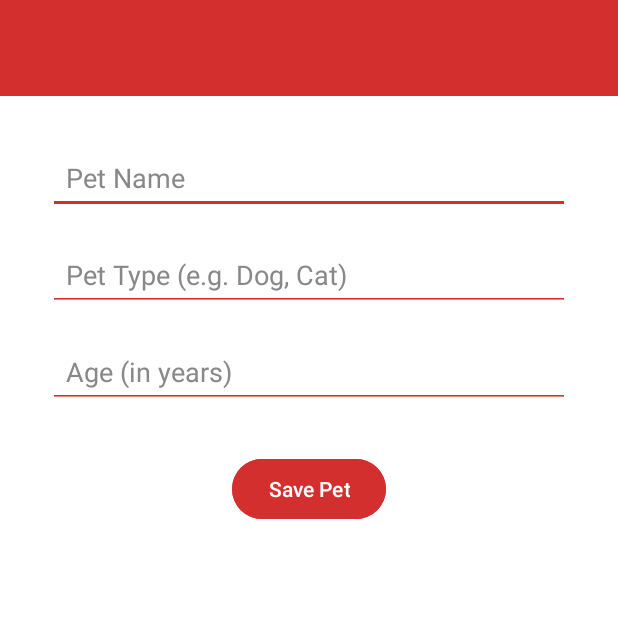
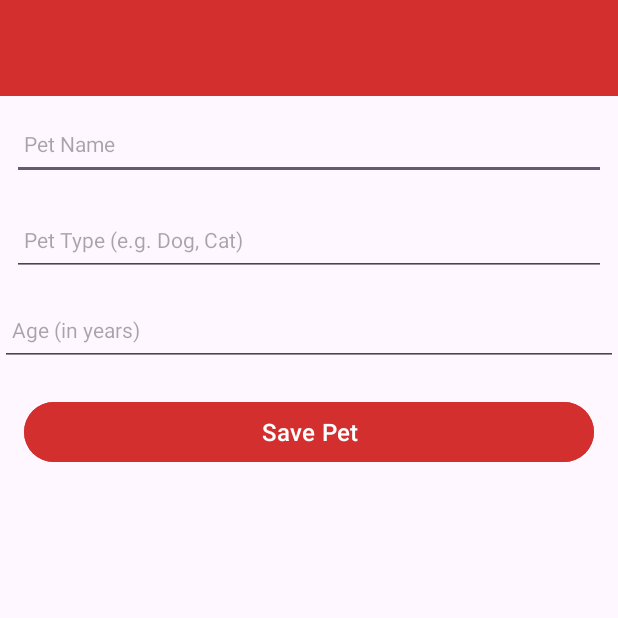
Before and after one commit to ChrisKelleher1947/Mobile-App-CA1, an Android app: the screen it shows after launch (PetCareActivity), on a phone screen of 412 x 824 dp, the top half of it. Run offline under Robolectric (Android 15) with nearby library versions, the phone set to English and light mode, and no system bars; our stand-ins replace Timber; 1 statement that could not run was skipped.

Commit message:
Updated Strings and Activity UI

```diff
--- a/app/src/main/res/layout/activity_petcare.xml
+++ b/app/src/main/res/layout/activity_petcare.xml
@@ -3,91 +3,99 @@
     xmlns:android="http://schemas.android.com/apk/res/android"
     xmlns:app="http://schemas.android.com/apk/res-auto"
     xmlns:tools="http://schemas.android.com/tools"
-    android:id="@+id/main"
     android:layout_width="match_parent"
     android:layout_height="match_parent"
-    android:background="@color/colorPrimary"
-    tools:context=".activities.PetCareActivity">
+    tools:context="org.wit.petcare.activities.PetCareActivity">
 
-    <!-- 🧭 Toolbar -->
-    <androidx.appcompat.widget.Toolbar
-        android:id="@+id/toolbar"
-        android:layout_width="0dp"
+    <RelativeLayout
+        android:layout_width="match_parent"
+        android:layout_height="wrap_content"
+        app:layout_constraintBottom_toBottomOf="parent"
+        app:layout_constraintTop_toTopOf="parent">
+
+        <com.google.android.material.appbar.AppBarLayout
+            android:id="@+id/appBarLayout"
+            android:layout_width="match_parent"
             android:layout_height="wrap_content"
             android:background="@color/colorAccent"
-        android:theme="@style/ThemeOverlay.AppCompat.Dark.ActionBar"
-        android:title="@string/toolbar_title"
-        android:titleTextColor="@color/colorPrimary"
-        app:titleTextAppearance="@style/TextAppearance.AppCompat.Large"
-        app:layout_constraintTop_toTopOf="parent"
-        app:layout_constraintStart_toStartOf="parent"
-        app:layout_constraintEnd_toEndOf="parent" />
+            android:fitsSystemWindows="true"
+            app:elevation="0dip"
+            app:theme="@style/ThemeOverlay.AppCompat.Dark.ActionBar">
 
-    <!-- 🐶 Pet Name -->
+            <androidx.appcompat.widget.Toolbar
+                android:id="@+id/toolbarAdd"
+                android:layout_width="match_parent"
+                android:layout_height="wrap_content"
+                app:titleTextColor="@color/colorPrimary" />
+        </com.google.android.material.appbar.AppBarLayout>
+
+        <ScrollView
+            android:layout_width="match_parent"
+            android:layout_height="match_parent"
+            android:layout_below="@id/appBarLayout"
+            android:fillViewport="true">
+
+            <LinearLayout
+                android:layout_width="match_parent"
+                android:layout_height="wrap_content"
+                android:orientation="vertical">
+
                 <EditText
                     android:id="@+id/petName"
-        android:layout_width="0dp"
-        android:layout_height="wrap_content"
+                    android:layout_width="match_parent"
+                    android:layout_height="48dp"
+                    android:layout_margin="8dp"
                     android:autofillHints=""
                     android:hint="@string/hint_pet_name"
                     android:inputType="text"
-        android:textColorHint="#888888"
-        android:padding="12dp"
-        android:backgroundTint="@color/colorAccent"
+                    android:maxLength="25"
+                    android:maxLines="1"
+                    android:padding="8dp"
                     android:textColor="@color/colorPrimaryDark"
-        app:layout_constraintTop_toBottomOf="@id/toolbar"
-        app:layout_constraintStart_toStartOf="parent"
-        app:layout_constraintEnd_toEndOf="parent"
-        android:layout_marginTop="30dp"
-        android:layout_marginHorizontal="32dp" />
+                    android:textSize="14sp"
+                    tools:ignore="VisualLintTextFieldSize" />
 
-    <!-- 🐾 Pet Type -->
                 <EditText
-        android:id="@+id/petType"
-        android:layout_width="0dp"
-        android:layout_height="wrap_content"
-        android:autofillHints=""
+                    android:id="@+id/type"
+                    android:layout_width="match_parent"
+                    android:layout_height="48dp"
+                    android:layout_margin="8dp"
                     android:hint="@string/hint_pet_type"
+                    android:importantForAutofill="no"
                     android:inputType="text"
-        android:textColorHint="#888888"
-        android:padding="12dp"
-        android:backgroundTint="@color/colorAccent"
+                    android:maxLength="25"
+                    android:maxLines="1"
+                    android:padding="8dp"
                     android:textColor="@color/colorPrimaryDark"
-        app:layout_constraintTop_toBottomOf="@id/petName"
-        app:layout_constraintStart_toStartOf="parent"
-        app:layout_constraintEnd_toEndOf="parent"
-        android:layout_marginTop="16dp"
-        android:layout_marginHorizontal="32dp" />
+                    android:textSize="14sp"
+                    tools:ignore="VisualLintTextFieldSize" />
 
-    <!-- 🧮 Pet Age -->
                 <EditText
                     android:id="@+id/petAge"
-        android:layout_width="0dp"
-        android:layout_height="wrap_content"
+                    android:layout_width="match_parent"
+                    android:layout_height="48dp"
+                    android:layout_marginVertical="4dp"
                     android:autofillHints=""
                     android:hint="@string/hint_pet_age"
                     android:inputType="number"
-        android:textColorHint="#888888"
-        android:padding="12dp"
+                    android:maxLength="3"
+                    android:maxLines="1"
+                    android:padding="8dp"
+                    android:textColor="@color/colorPrimaryDark"
+                    android:textSize="14sp" />
+
+                <Button
+                    android:id="@+id/btnAddPet"
+                    android:layout_width="match_parent"
+                    android:layout_height="wrap_content"
+                    android:layout_margin="16dp"
                     android:backgroundTint="@color/colorAccent"
-        android:textColor="@color/colorPrimaryDark"
-        app:layout_constraintTop_toBottomOf="@id/petType"
-        app:layout_constraintStart_toStartOf="parent"
-        app:layout_constraintEnd_toEndOf="parent"
-        android:layout_marginTop="16dp"
-        android:layout_marginHorizontal="32dp" />
+                    android:padding="8dp"
+                    android:text="@string/button_add_pet"
+                    android:textColor="@color/colorPrimary"
+                    android:textSize="16sp" />
+            </LinearLayout>
+        </ScrollView>
 
-    <!-- 💾 Save Button -->
-    <Button
-        android:id="@+id/btnSavePet"
-        android:layout_width="wrap_content"
-        android:layout_height="wrap_content"
-        android:text="@string/btn_save_pet"
-        android:textColor="@color/colorPrimary"
-        android:backgroundTint="@color/colorAccent"
-        app:layout_constraintTop_toBottomOf="@id/petAge"
-        app:layout_constraintStart_toStartOf="parent"
-        app:layout_constraintEnd_toEndOf="parent"
-        android:layout_marginTop="30dp" />
-
+    </RelativeLayout>
 </androidx.constraintlayout.widget.ConstraintLayout>
--- a/app/src/main/res/values/strings.xml
+++ b/app/src/main/res/values/strings.xml
@@ -1,9 +1,10 @@
 <?xml version="1.0" encoding="utf-8"?>
 <resources>
+
     <string name="app_name">Pet Care Manager</string>
-    <string name="toolbar_title">Pet Care Manager</string>
     <string name="hint_pet_name">Pet Name</string>
     <string name="hint_pet_type">Pet Type (e.g. Dog, Cat)</string>
     <string name="hint_pet_age">Age (in years)</string>
-    <string name="btn_save_pet">Save Pet</string>
+    <string name="button_add_pet">Save Pet</string>
+
 </resources>
```
Lines whose indentation alone changed are shown as unchanged.
